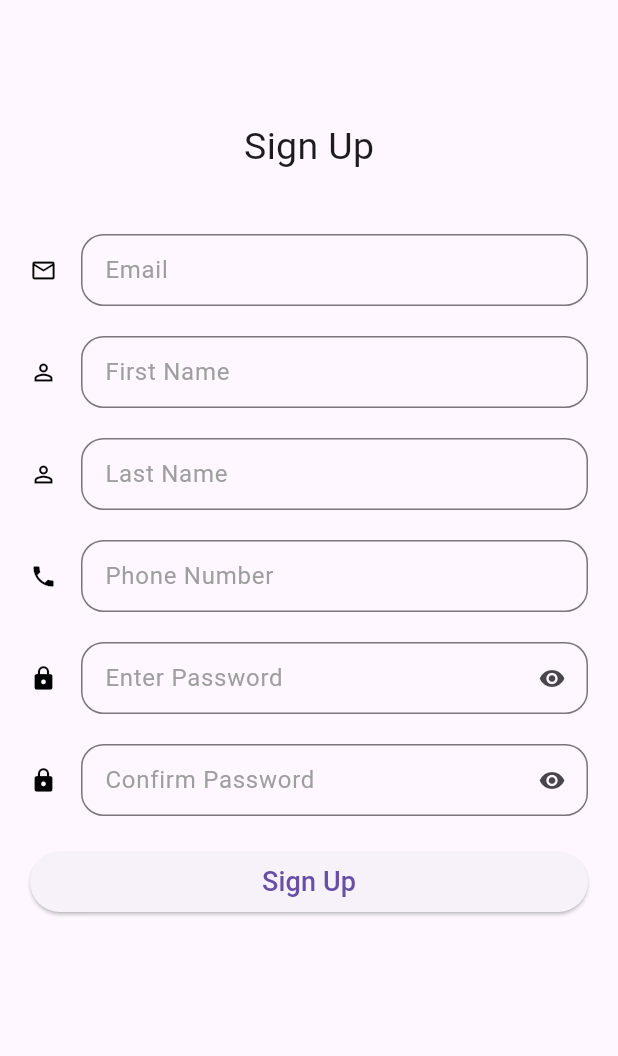
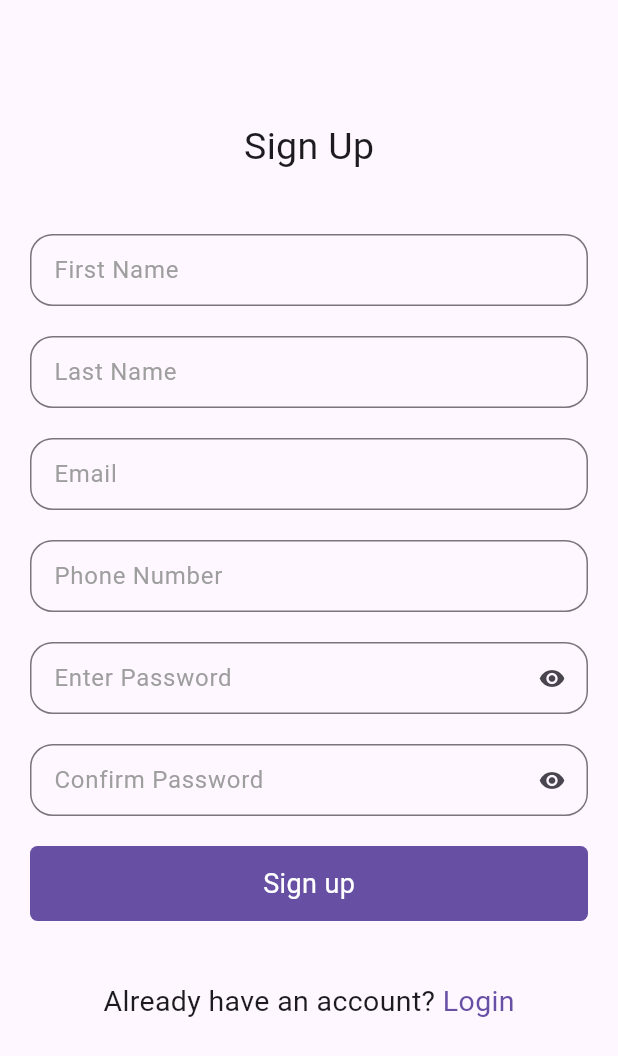
Before and after one commit to CharlesMuchogo/Smart_Test, a Flutter app: the SignUp screen opened directly, on a phone screen of 412 x 824 dp. Shown: the top 1056 px of the screen. Run offline on Flutter 3.47's test engine with Material 3 defaults, Android fonts, the phone set to English and light mode, and no system bars; our stand-ins replace chewie, dio, equatable, firebase_core, firebase_storage, flutter_bloc and 7 more; accounts and stored records are empty.

Commit message:
Updated login and signup ui

```diff
--- a/lib/Presentation/home.dart
+++ b/lib/Presentation/home.dart
@@ -209,7 +209,6 @@ class _HomepageState extends State<Homepage> {
                     padding: const EdgeInsets.all(8.0),
                     child: Instruction(),
                   ),
-
                 ],
               ),
             ),
--- a/lib/auth/authentication_wrapper.dart
+++ b/lib/auth/authentication_wrapper.dart
@@ -1,7 +1,4 @@
 // ignore_for_file: prefer_const_constructors
-
-
-
 import 'package:flutter/cupertino.dart';
 import 'package:flutter/material.dart';
 import 'package:flutter_bloc/flutter_bloc.dart';
@@ -10,9 +7,6 @@ import 'package:research/bloc/Login/login_bloc.dart';
 
 import '../Presentation/home.dart';
 import 'Login.dart';
-
-
-
 class AuthenticationWrapper extends StatefulWidget {
   const AuthenticationWrapper({Key? key}) : super(key: key);
 
--- a/lib/auth/signup.dart
+++ b/lib/auth/signup.dart
@@ -4,9 +4,7 @@ import 'package:flutter/material.dart';
 import 'package:flutter_bloc/flutter_bloc.dart';
 import 'package:research/Presentation/home.dart';
 
-
 import '../../bloc/Login/login_bloc.dart';
-
 
 class SignUp extends StatefulWidget {
   const SignUp({super.key});
@@ -26,8 +24,6 @@ class _SignUpState extends State<SignUp> {
   String confirm_password = "";
 
   final formKey = GlobalKey<FormState>();
-  bool _isChecked = false;
-
   bool _obscureText = true;
 
   @override
@@ -50,14 +46,11 @@ class _SignUpState extends State<SignUp> {
                 ),
                 Padding(padding: EdgeInsets.all(20)),
                 //email
-                textForm(
-                    "Email", TextInputType.emailAddress, Icons.email_outlined),
-                textForm(
-                    "First Name", TextInputType.text, Icons.person_outline),
 
-                textForm(
-                    "Last Name", TextInputType.text, Icons.person_outline),
-                textForm("Phone Number", TextInputType.number, Icons.phone),
+                textForm("First Name", TextInputType.text),
+                textForm("Last Name", TextInputType.text),
+                textForm("Email", TextInputType.emailAddress),
+                textForm("Phone Number", TextInputType.number),
 
                 //password
                 TextFormField(
@@ -75,7 +68,6 @@ class _SignUpState extends State<SignUp> {
                     isDense: true,
                     labelText: "Enter Password",
                     labelStyle: TextStyle(color: Colors.grey),
-                    icon: Icon(Icons.lock, color: Colors.black),
                     border: OutlineInputBorder(
                         borderRadius: BorderRadius.circular(15.0)),
                     fillColor: Colors.black,
@@ -106,7 +98,6 @@ class _SignUpState extends State<SignUp> {
                     isDense: true,
                     labelText: "Confirm Password",
                     labelStyle: TextStyle(color: Colors.grey),
-                    icon: Icon(Icons.lock, color: Colors.black),
                     border: OutlineInputBorder(
                         borderRadius: BorderRadius.circular(15.0)),
                     fillColor: Colors.black,
@@ -129,7 +120,9 @@ class _SignUpState extends State<SignUp> {
                       Navigator.pushReplacement(
                         context,
                         MaterialPageRoute(
-                              builder: (BuildContext context) => Homepage(),),);
+                          builder: (BuildContext context) => Homepage(),
+                        ),
+                      );
                     }
 
                     if (state.status == LoginStatus.failed) {
@@ -163,15 +156,11 @@ class _SignUpState extends State<SignUp> {
                         if (state.status == LoginStatus.loading) {
                           return Center(child: CircularProgressIndicator());
                         }
-                        return ElevatedButton(
-                            onPressed: () async {
-                              print(_isChecked);
-                              if (!formKey.currentState!.validate()){
-
+                        return GestureDetector(
+                          onTap: () async {
+                            if (!formKey.currentState!.validate()) {
                               return;
                             } else {
-                                print("$password , $email , $middleName, $firstName , $phoneNumber");
-
                               context.read<LoginBloc>().add(Signup(
                                   password: password,
                                   email: email,
@@ -182,17 +171,49 @@ class _SignUpState extends State<SignUp> {
                           },
                           child: Container(
                             alignment: Alignment.center,
-                                height: 30,
-                                width: 200,
+                            height: 50,
+                            width: double.infinity,
+                            decoration: BoxDecoration(
+                              color: Theme.of(context).primaryColor,
+                              borderRadius: BorderRadius.all(
+                                  Radius.circular(5.0) //
+                              ),
+                            ),
                             child: Text(
-                                    "Sign Up",
-
-                                  style: TextStyle(fontSize: 18),
-                                )));
+                              "Sign up",
+                              style: TextStyle(fontSize: 18, color: Colors.white),
+                            ),
+                          ),
+                        );
                       },
                     );
                   },
-                )
+                ),
+                Padding(padding: EdgeInsets.all(20)),
+                Row(
+                  mainAxisAlignment: MainAxisAlignment.center,
+                  children: [
+                    Text(
+                      "Already have an account? ",
+                      style: Theme.of(context).textTheme.bodyMedium!.copyWith(
+                            fontSize: 19,
+                          ),
+                    ),
+                    GestureDetector(
+                      onTap: () {
+                        Navigator.of(context).pop();
+                      },
+                      child: Text(
+                        "Login",
+                        style: Theme.of(context).textTheme.bodyMedium!.copyWith(
+                            fontSize: 19,
+                            color: Theme.of(context).primaryColor),
+                      ),
+                    ),
+                  ],
+                ),
+                Padding(padding: EdgeInsets.all(20)),
+
               ]),
             ),
           ),
@@ -201,8 +222,7 @@ class _SignUpState extends State<SignUp> {
     );
   }
 
-  Widget textForm(
-      String label_text, TextInputType keyboard_type, IconData icon) {
+  Widget textForm(String label_text, TextInputType keyboard_type) {
     return Column(
       children: [
         TextFormField(
@@ -211,7 +231,6 @@ class _SignUpState extends State<SignUp> {
             labelText: label_text,
             isDense: true,
             labelStyle: TextStyle(color: Colors.grey),
-            icon: Icon(icon, color: Colors.black),
             border:
                 OutlineInputBorder(borderRadius: BorderRadius.circular(15.0)),
             fillColor: Colors.black,
@@ -238,7 +257,7 @@ class _SignUpState extends State<SignUp> {
               firstName = value;
             } else if (label_text.toLowerCase().contains("last name")) {
               middleName = value;
-            }  else if (label_text.toLowerCase().contains("phone number")) {
+            } else if (label_text.toLowerCase().contains("phone number")) {
               phoneNumber = value;
             }
           },
--- a/lib/main.dart
+++ b/lib/main.dart
@@ -52,7 +52,7 @@ class _MyAppState extends State<MyApp> {
           debugShowCheckedModeBanner: false,
           title: 'Research',
           theme: ThemeData(
-            // useMaterial3: true,
+            useMaterial3: true,
             primarySwatch: Colors.green,
           ),
           home: AuthenticationWrapper()
```
Also changed, not shown: lib/auth/Login.dart (+37 -22 lines). Lines whose indentation alone changed are shown as unchanged.
